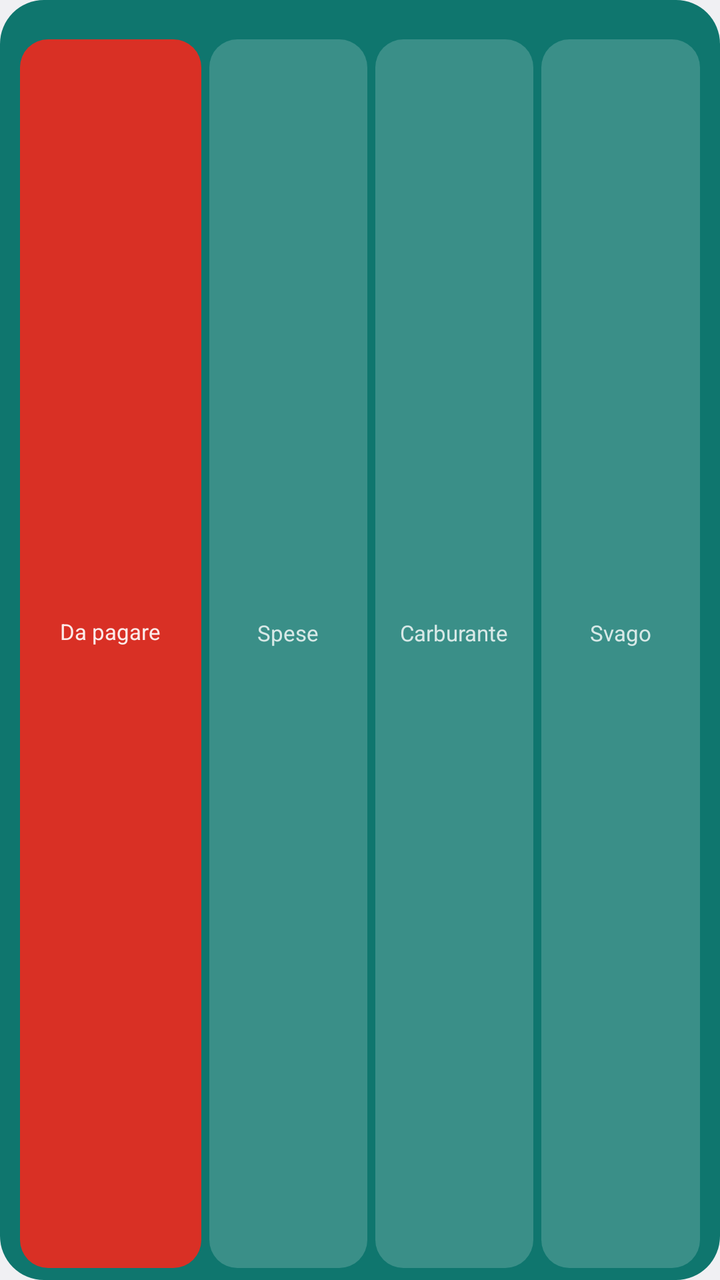
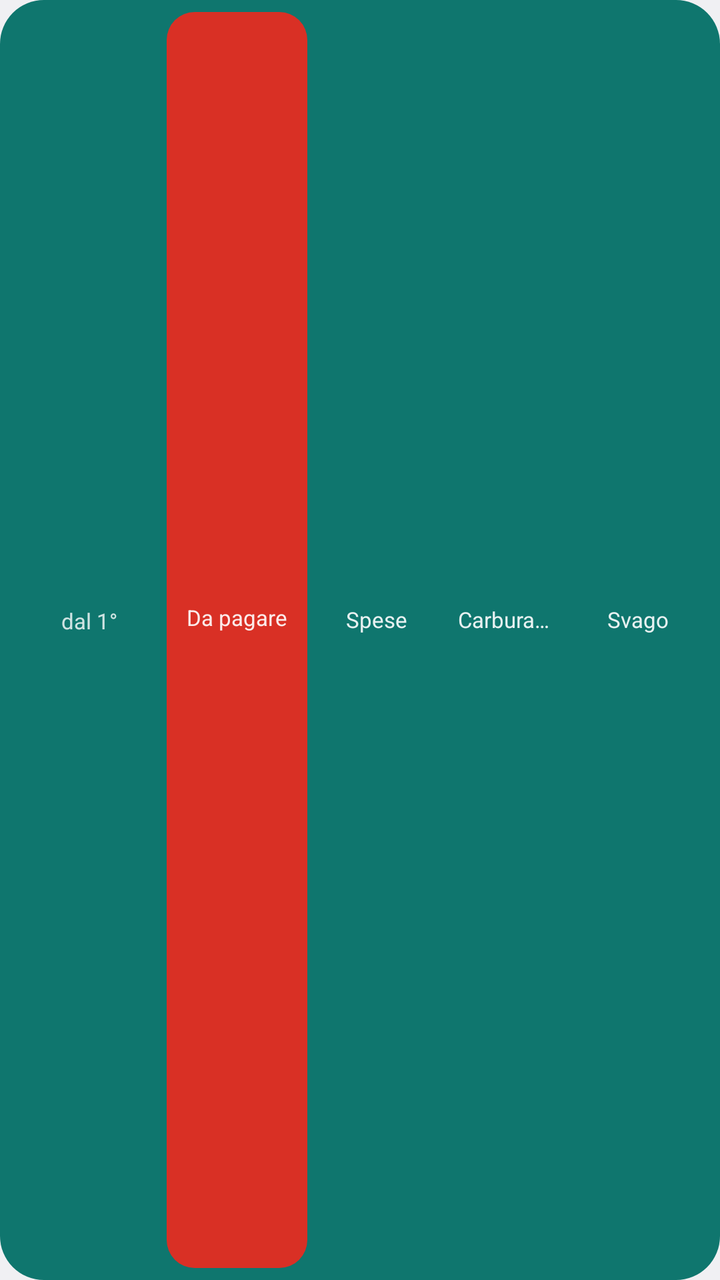

Before-and-after screenshots of an Android layout around one commit, followed by the original layout XML and the change that was made.
<!-- AndroidManifest.xml: application theme AppTheme -->
<!-- res/layout/widget_month.xml -->
<?xml version="1.0" encoding="utf-8"?>
<LinearLayout xmlns:android="http://schemas.android.com/apk/res/android"
    android:id="@+id/widget_month_root"
    android:layout_width="match_parent"
    android:layout_height="match_parent"
    android:orientation="vertical"
    android:paddingLeft="8dp"
    android:paddingRight="8dp"
    android:paddingTop="4dp"
    android:paddingBottom="6dp"
    android:background="@drawable/widget_bg">

    
    <TextView
        android:id="@+id/widget_month_abbr"
        android:layout_width="match_parent"
        android:layout_height="wrap_content"
        android:paddingLeft="4dp"
        android:paddingBottom="2dp"
        android:textColor="#CCFFFFFF"
        android:textSize="9.9sp"
        android:textStyle="bold"
        android:singleLine="true" />

    <LinearLayout
        android:layout_width="match_parent"
        android:layout_height="0dp"
        android:layout_weight="1"
        android:orientation="horizontal">

        
        <LinearLayout
            android:id="@+id/widget_month_due_cell"
            android:layout_width="0dp"
            android:layout_height="match_parent"
            android:layout_weight="1.15"
            android:layout_marginLeft="2dp"
            android:layout_marginRight="2dp"
            android:orientation="vertical"
            android:gravity="center"
            android:paddingLeft="6dp"
            android:paddingRight="6dp"
            android:background="@drawable/widget_cell_due">
            <TextView
                android:id="@+id/widget_month_topay_label"
                android:layout_width="wrap_content"
                android:layout_height="wrap_content"
                android:text="Da pagare"
                android:textColor="#E6FFFFFF"
                android:textSize="11sp"
                android:singleLine="true" />
            <TextView
                android:id="@+id/widget_month_topay"
                android:layout_width="wrap_content"
                android:layout_height="wrap_content"
                android:textColor="#FFFFFF"
                android:textSize="16.5sp"
                android:textStyle="bold"
                android:singleLine="true" />
        </LinearLayout>

        
        <LinearLayout
            android:id="@+id/widget_month_spese_cell"
            android:layout_width="0dp"
            android:layout_height="match_parent"
            android:layout_weight="1"
            android:layout_marginLeft="2dp"
            android:layout_marginRight="2dp"
            android:orientation="vertical"
            android:gravity="center"
            android:paddingLeft="6dp"
            android:paddingRight="6dp"
            android:background="@drawable/widget_cell">
            <TextView
                android:layout_width="wrap_content"
                android:layout_height="wrap_content"
                android:text="Spese"
                android:textColor="#CCFFFFFF"
                android:textSize="11sp"
                android:singleLine="true" />
            <TextView
                android:id="@+id/widget_month_spese"
                android:layout_width="wrap_content"
                android:layout_height="wrap_content"
                android:textColor="#FFFFFF"
                android:textSize="15.4sp"
                android:textStyle="bold"
                android:singleLine="true" />
            <ImageView
                android:id="@+id/widget_month_spese_bar"
                android:layout_width="match_parent"
                android:layout_height="4dp"
                android:layout_marginTop="2dp"
                android:scaleType="fitXY"
                android:visibility="gone" />
        </LinearLayout>

        
        <LinearLayout
            android:id="@+id/widget_month_carburante_cell"
            android:layout_width="0dp"
            android:layout_height="match_parent"
            android:layout_weight="1"
            android:layout_marginLeft="2dp"
            android:layout_marginRight="2dp"
            android:orientation="vertical"
            android:gravity="center"
            android:paddingLeft="6dp"
            android:paddingRight="6dp"
            android:background="@drawable/widget_cell">
            <TextView
                android:layout_width="wrap_content"
                android:layout_height="wrap_content"
                android:text="Carburante"
                android:textColor="#CCFFFFFF"
                android:textSize="11sp"
                android:singleLine="true" />
            <TextView
                android:id="@+id/widget_month_carburante"
                android:layout_width="wrap_content"
                android:layout_height="wrap_content"
                android:textColor="#FFFFFF"
                android:textSize="15.4sp"
                android:textStyle="bold"
                android:singleLine="true" />
            <ImageView
                android:id="@+id/widget_month_carburante_bar"
                android:layout_width="match_parent"
                android:layout_height="4dp"
                android:layout_marginTop="2dp"
                android:scaleType="fitXY"
                android:visibility="gone" />
        </LinearLayout>

        
        <LinearLayout
            android:id="@+id/widget_month_svago_cell"
            android:layout_width="0dp"
            android:layout_height="match_parent"
            android:layout_weight="1"
            android:layout_marginLeft="2dp"
            android:layout_marginRight="2dp"
            android:orientation="vertical"
            android:gravity="center"
            android:paddingLeft="6dp"
            android:paddingRight="6dp"
            android:background="@drawable/widget_cell">
            <TextView
                android:layout_width="wrap_content"
                android:layout_height="wrap_content"
                android:text="Svago"
                android:textColor="#CCFFFFFF"
                android:textSize="11sp"
                android:singleLine="true" />
            <TextView
                android:id="@+id/widget_month_svago"
                android:layout_width="wrap_content"
                android:layout_height="wrap_content"
                android:textColor="#FFFFFF"
                android:textSize="15.4sp"
                android:textStyle="bold"
                android:singleLine="true" />
            <ImageView
                android:id="@+id/widget_month_svago_bar"
                android:layout_width="match_parent"
                android:layout_height="4dp"
                android:layout_marginTop="2dp"
                android:scaleType="fitXY"
                android:visibility="gone" />
        </LinearLayout>
    </LinearLayout>
</LinearLayout>
<!-- resources referenced by this layout -->
<resources>
  <!-- drawable widget_bg (drawable) -->
  <?xml version="1.0" encoding="utf-8"?>
  <shape xmlns:android="http://schemas.android.com/apk/res/android" android:shape="rectangle">
      <solid android:color="#0F766E" />
      <corners android:radius="22dp" />
  </shape>
  <!-- drawable widget_cell (drawable) -->
  <?xml version="1.0" encoding="utf-8"?>
  <shape xmlns:android="http://schemas.android.com/apk/res/android" android:shape="rectangle">
      <solid android:color="#2EFFFFFF" />
      <corners android:radius="14dp" />
  </shape>
  <!-- drawable widget_cell_due (drawable) -->
  <?xml version="1.0" encoding="utf-8"?>
  <shape xmlns:android="http://schemas.android.com/apk/res/android" android:shape="rectangle">
      <solid android:color="#D93025" />
      <corners android:radius="14dp" />
  </shape>
  <style name="AppTheme" parent="@android:style/Theme.DeviceDefault.DayNight">
          <item name="android:windowActionBar">false</item>
          <item name="android:windowNoTitle">true</item>
      </style>
</resources>

<!-- the commit's change to res/layout/widget_month.xml (unified diff, before → after) -->
@@ -3,80 +3,97 @@
     android:id="@+id/widget_month_root"
     android:layout_width="match_parent"
     android:layout_height="match_parent"
-    android:orientation="vertical"
+    android:orientation="horizontal"
+    android:gravity="center_vertical"
     android:paddingLeft="8dp"
     android:paddingRight="8dp"
-    android:paddingTop="4dp"
+    android:paddingTop="6dp"
     android:paddingBottom="6dp"
     android:background="@drawable/widget_bg">
 
     
-    <TextView
-        android:id="@+id/widget_month_abbr"
-        android:layout_width="match_parent"
-        android:layout_height="wrap_content"
-        android:paddingLeft="4dp"
-        android:paddingBottom="2dp"
-        android:textColor="#CCFFFFFF"
-        android:textSize="9.9sp"
-        android:textStyle="bold"
-        android:singleLine="true" />
+    <LinearLayout
+        android:id="@+id/widget_month_since_cell"
+        android:layout_width="0dp"
+        android:layout_height="match_parent"
+        android:layout_weight="1.2"
+        android:orientation="vertical"
+        android:gravity="center"
+        android:paddingLeft="2dp"
+        android:paddingRight="2dp">
+        <TextView
+            android:layout_width="wrap_content"
+            android:layout_height="wrap_content"
+            android:text="dal 1°"
+            android:textColor="#CCFFFFFF"
+            android:textSize="11sp"
+            android:singleLine="true" />
+        <TextView
+            android:id="@+id/widget_month_since"
+            android:layout_width="wrap_content"
+            android:layout_height="wrap_content"
+            android:textColor="#FFFFFF"
+            android:textSize="14.3sp"
+            android:textStyle="bold"
+            android:singleLine="true" />
+    </LinearLayout>
 
+    
     <LinearLayout
-        android:layout_width="match_parent"
-        android:layout_height="0dp"
+        android:id="@+id/widget_month_due_cell"
+        android:layout_width="0dp"
+        android:layout_height="match_parent"
+        android:layout_weight="1.15"
+        android:layout_marginLeft="2dp"
+        android:layout_marginRight="2dp"
+        android:orientation="vertical"
+        android:gravity="center"
+        android:paddingLeft="6dp"
+        android:paddingRight="6dp"
+        android:background="@drawable/widget_cell_due">
+        <TextView
+            android:id="@+id/widget_month_topay_label"
+            android:layout_width="wrap_content"
+            android:layout_height="wrap_content"
+            android:text="Da pagare"
+            android:textColor="#E6FFFFFF"
+            android:textSize="11sp"
+            android:singleLine="true" />
+        <TextView
+            android:id="@+id/widget_month_topay"
+            android:layout_width="wrap_content"
+            android:layout_height="wrap_content"
+            android:textColor="#FFFFFF"
+            android:textSize="16.5sp"
+            android:textStyle="bold"
+            android:singleLine="true" />
+    </LinearLayout>
+
+    
+    <FrameLayout
+        android:id="@+id/widget_month_spese_cell"
+        android:layout_width="0dp"
+        android:layout_height="match_parent"
         android:layout_weight="1"
-        android:orientation="horizontal">
-
-        
+        android:layout_marginLeft="2dp"
+        android:layout_marginRight="2dp">
+        <ImageView
+            android:id="@+id/widget_month_spese_fill"
+            android:layout_width="match_parent"
+            android:layout_height="match_parent"
+            android:scaleType="fitXY" />
         <LinearLayout
-            android:id="@+id/widget_month_due_cell"
-            android:layout_width="0dp"
+            android:layout_width="match_parent"
             android:layout_height="match_parent"
-            android:layout_weight="1.15"
-            android:layout_marginLeft="2dp"
-            android:layout_marginRight="2dp"
             android:orientation="vertical"
             android:gravity="center"
             android:paddingLeft="6dp"
-            android:paddingRight="6dp"
-            android:background="@drawable/widget_cell_due">
-            <TextView
-                android:id="@+id/widget_month_topay_label"
-                android:layout_width="wrap_content"
-                android:layout_height="wrap_content"
-                android:text="Da pagare"
-                android:textColor="#E6FFFFFF"
-                android:textSize="11sp"
-                android:singleLine="true" />
-            <TextView
-                android:id="@+id/widget_month_topay"
-                android:layout_width="wrap_content"
-                android:layout_height="wrap_content"
-                android:textColor="#FFFFFF"
-                android:textSize="16.5sp"
-                android:textStyle="bold"
-                android:singleLine="true" />
-        </LinearLayout>
-
-        
-        <LinearLayout
-            android:id="@+id/widget_month_spese_cell"
-            android:layout_width="0dp"
-            android:layout_height="match_parent"
-            android:layout_weight="1"
-            android:layout_marginLeft="2dp"
-            android:layout_marginRight="2dp"
-            android:orientation="vertical"
-            android:gravity="center"
-            android:paddingLeft="6dp"
-            android:paddingRight="6dp"
-            android:background="@drawable/widget_cell">
+            android:paddingRight="6dp">
             <TextView
                 android:layout_width="wrap_content"
                 android:layout_height="wrap_content"
                 android:text="Spese"
-                android:textColor="#CCFFFFFF"
+                android:textColor="#E6FFFFFF"
                 android:textSize="11sp"
                 android:singleLine="true" />
             <TextView
@@ -87,33 +104,34 @@
                 android:textSize="15.4sp"
                 android:textStyle="bold"
                 android:singleLine="true" />
-            <ImageView
-                android:id="@+id/widget_month_spese_bar"
-                android:layout_width="match_parent"
-                android:layout_height="4dp"
-                android:layout_marginTop="2dp"
-                android:scaleType="fitXY"
-                android:visibility="gone" />
         </LinearLayout>
+    </FrameLayout>
 
-        
+    
+    <FrameLayout
+        android:id="@+id/widget_month_carburante_cell"
+        android:layout_width="0dp"
+        android:layout_height="match_parent"
+        android:layout_weight="1"
+        android:layout_marginLeft="2dp"
+        android:layout_marginRight="2dp">
+        <ImageView
+            android:id="@+id/widget_month_carburante_fill"
+            android:layout_width="match_parent"
+            android:layout_height="match_parent"
+            android:scaleType="fitXY" />
         <LinearLayout
-            android:id="@+id/widget_month_carburante_cell"
-            android:layout_width="0dp"
+            android:layout_width="match_parent"
             android:layout_height="match_parent"
-            android:layout_weight="1"
-            android:layout_marginLeft="2dp"
-            android:layout_marginRight="2dp"
             android:orientation="vertical"
             android:gravity="center"
             android:paddingLeft="6dp"
-            android:paddingRight="6dp"
-            android:background="@drawable/widget_cell">
+            android:paddingRight="6dp">
             <TextView
                 android:layout_width="wrap_content"
                 android:layout_height="wrap_content"
                 android:text="Carburante"
-                android:textColor="#CCFFFFFF"
+                android:textColor="#E6FFFFFF"
                 android:textSize="11sp"
                 android:singleLine="true" />
             <TextView
@@ -124,33 +142,34 @@
                 android:textSize="15.4sp"
                 android:textStyle="bold"
                 android:singleLine="true" />
-            <ImageView
-                android:id="@+id/widget_month_carburante_bar"
-                android:layout_width="match_parent"
-                android:layout_height="4dp"
-                android:layout_marginTop="2dp"
-                android:scaleType="fitXY"
-                android:visibility="gone" />
         </LinearLayout>
+    </FrameLayout>
 
-        
+    
+    <FrameLayout
+        android:id="@+id/widget_month_svago_cell"
+        android:layout_width="0dp"
+        android:layout_height="match_parent"
+        android:layout_weight="1"
+        android:layout_marginLeft="2dp"
+        android:layout_marginRight="2dp">
+        <ImageView
+            android:id="@+id/widget_month_svago_fill"
+            android:layout_width="match_parent"
+            android:layout_height="match_parent"
+            android:scaleType="fitXY" />
         <LinearLayout
-            android:id="@+id/widget_month_svago_cell"
-            android:layout_width="0dp"
+            android:layout_width="match_parent"
             android:layout_height="match_parent"
-            android:layout_weight="1"
-            android:layout_marginLeft="2dp"
-            android:layout_marginRight="2dp"
             android:orientation="vertical"
             android:gravity="center"
             android:paddingLeft="6dp"
-            android:paddingRight="6dp"
-            android:background="@drawable/widget_cell">
+            android:paddingRight="6dp">
             <TextView
                 android:layout_width="wrap_content"
                 android:layout_height="wrap_content"
                 android:text="Svago"
-                android:textColor="#CCFFFFFF"
+                android:textColor="#E6FFFFFF"
                 android:textSize="11sp"
                 android:singleLine="true" />
             <TextView
@@ -161,13 +180,6 @@
                 android:textSize="15.4sp"
                 android:textStyle="bold"
                 android:singleLine="true" />
-            <ImageView
-                android:id="@+id/widget_month_svago_bar"
-                android:layout_width="match_parent"
-                android:layout_height="4dp"
-                android:layout_marginTop="2dp"
-                android:scaleType="fitXY"
-                android:visibility="gone" />
         </LinearLayout>
-    </LinearLayout>
+    </FrameLayout>
 </LinearLayout>
<!-- resource entries referenced after the edit -->
@@ -5,12 +5,6 @@
   <shape xmlns:android="http://schemas.android.com/apk/res/android" android:shape="rectangle">
       <solid android:color="#0F766E" />
       <corners android:radius="22dp" />
-  </shape>
-  <!-- drawable widget_cell (drawable) -->
-  <?xml version="1.0" encoding="utf-8"?>
-  <shape xmlns:android="http://schemas.android.com/apk/res/android" android:shape="rectangle">
-      <solid android:color="#2EFFFFFF" />
-      <corners android:radius="14dp" />
   </shape>
   <!-- drawable widget_cell_due (drawable) -->
   <?xml version="1.0" encoding="utf-8"?>
